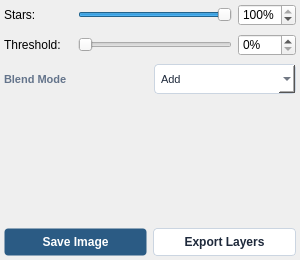
Old version of the form src/startrails/ui/step_finish_recombine.ui in the repository gkyle/startrails.
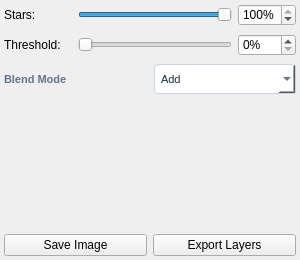
New version of the form.

```diff
--- a/src/startrails/ui/step_finish_recombine.ui
+++ b/src/startrails/ui/step_finish_recombine.ui
@@ -29,56 +29,6 @@
 QComboBox#combo_star_blend_mode:focus {
     border: 1px solid #0369a1;
     outline: none;
-}
-QSlider {
-    border: none;
-    padding: 0px;
-    margin: 0px;
-    min-height: 20px;
-    max-height: 20px;
-}
-QSlider:focus {
-    border: none;
-    outline: none;
-}
-QLabel#lbl_status {
-    color: #b91c1c;
-    font-size: 11px;
-    line-height: 1.3;
-}
-QPushButton#btn_save_output {
-    font-weight: bold;
-    background-color: #2b5b84;
-    color: #ffffff;
-    padding: 6px 10px;
-    border-radius: 4px;
-    font-size: 12px;
-    border: 1px solid transparent;
-}
-QPushButton#btn_save_output:hover {
-    background-color: #3873a8;
-}
-QPushButton#btn_save_output:disabled {
-    background-color: #cbd5e1;
-    color: #94a3b8;
-}
-QPushButton#btn_export_layers {
-    background-color: #ffffff;
-    color: #1e293b;
-    border: 1px solid #cbd5e1;
-    border-radius: 4px;
-    padding: 6px 10px;
-    font-size: 12px;
-    font-weight: 500;
-}
-QPushButton#btn_export_layers:hover {
-    background-color: #f1f5f9;
-    border-color: #94a3b8;
-}
-QPushButton#btn_export_layers:disabled {
-    background-color: #f8fafc;
-    color: #94a3b8;
-    border-color: #e2e8f0;
 }</string>
   </property>
   <layout class="QVBoxLayout" name="layout">
```
